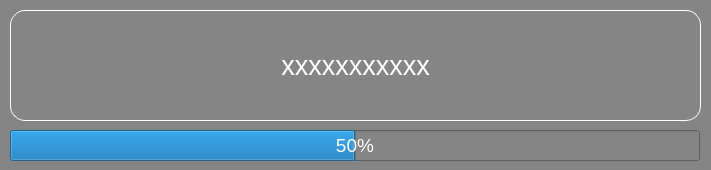
wcss2010/PythonRibbonDemo, file uiDefines/SplashWindow.ui: the form before one commit.
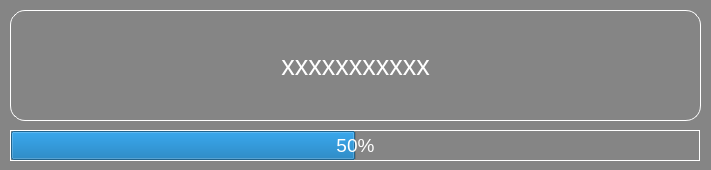
The form after the commit.

Patch:
```diff
--- a/uiDefines/SplashWindow.ui
+++ b/uiDefines/SplashWindow.ui
@@ -61,11 +61,15 @@
      </font>
     </property>
     <property name="styleSheet">
-     <string notr="true">color:rgb(255, 255, 255);</string>
+     <string notr="true">color:rgb(255, 255, 255);
+border:1px solid rgb(255, 255, 255);</string>
     </property>
     <property name="value">
      <number>50</number>
     </property>
+    <property name="alignment">
+     <set>Qt::AlignCenter</set>
+    </property>
    </widget>
   </widget>
  </widget>
```
